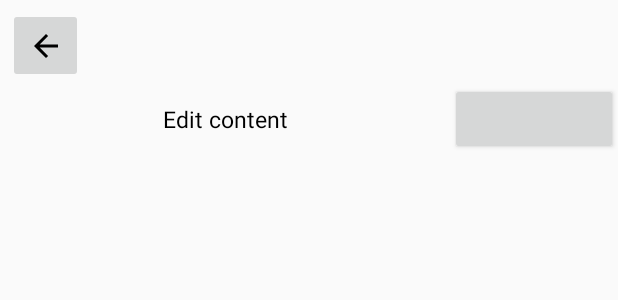
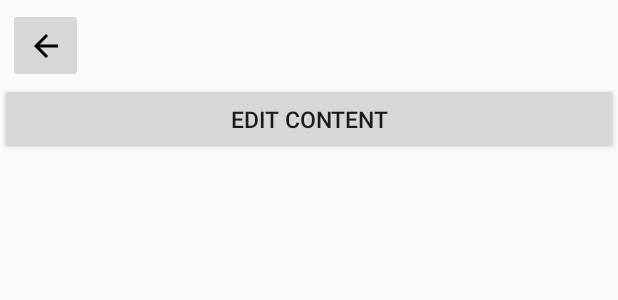
Before and after one commit to Fo4Ik-git/Colorist_calculator, an Android app: the layout settings_activity.xml on its own in the app's theme, with its tools: preview values and no code run, on a phone screen of 412 x 824 dp. Shown: the top 300 px of the screen. Run offline under Robolectric (Android 15) with nearby library versions, the phone set to English and light mode, and no system bars.

```diff
--- a/app/src/main/java/com/fo4ik/colouristcounter/MainActivity.java
+++ b/app/src/main/java/com/fo4ik/colouristcounter/MainActivity.java
@@ -148,7 +148,7 @@ public class MainActivity extends AppCompatActivity {
                 .setMessage(service_cost_string+ ": " + service_cost + "\n" +
                         "Прибыль: "+ profit + "\n" +
                         "Активы: "+ asset + "\n" +
-                        "Себе стоимость: " + own_count + "\n" +
+                        "Себестоимость: " + own_count + "\n" +
                         "Материалы: "+ material + "\n" +
                         "Время: "+ work + "\n" +
                         "")
--- a/app/src/main/java/com/fo4ik/colouristcounter/SettingsActivity.java
+++ b/app/src/main/java/com/fo4ik/colouristcounter/SettingsActivity.java
@@ -51,7 +51,9 @@ public class SettingsActivity extends AppCompatActivity {
         EditText own_price = new EditText(activity);
 
         price.setHint("New price");
+        price.setInputType(0x00002002);
         own_price.setHint("New own price");
+        own_price.setInputType(0x00002002);
 
         final ArrayAdapter<String> adp = new ArrayAdapter<String>(activity,
                 android.R.layout.simple_spinner_item, s);
--- a/app/src/main/res/layout/settings_activity.xml
+++ b/app/src/main/res/layout/settings_activity.xml
@@ -35,24 +35,16 @@
                 android:layout_height="match_parent"
                 android:orientation="horizontal">
 
-                <TextView
-                    android:id="@+id/textView2"
-                    android:layout_width="wrap_content"
-                    android:layout_height="wrap_content"
-                    android:layout_weight="1"
-                    android:gravity="center"
-                    android:text="@string/edit_content"
-                    android:textColor="@color/black"
-                    android:textSize="15dp" />
 
                 <Button
                     android:id="@+id/btn_theme"
-                    android:layout_width="wrap_content"
+                    android:layout_width="match_parent"
                     android:layout_height="wrap_content"
                     android:onClick="onEdit"
                     android:gravity="center"
+                    android:text="@string/edit_content"
                     android:textSize="15dp"
-                    android:paddingRight="100dp" />
+                    />
 
 
             </LinearLayout>
```
Also changed, not shown: app/src/main/java/com/fo4ik/colouristcounter/DBHelper.java (+20 -9 lines).
